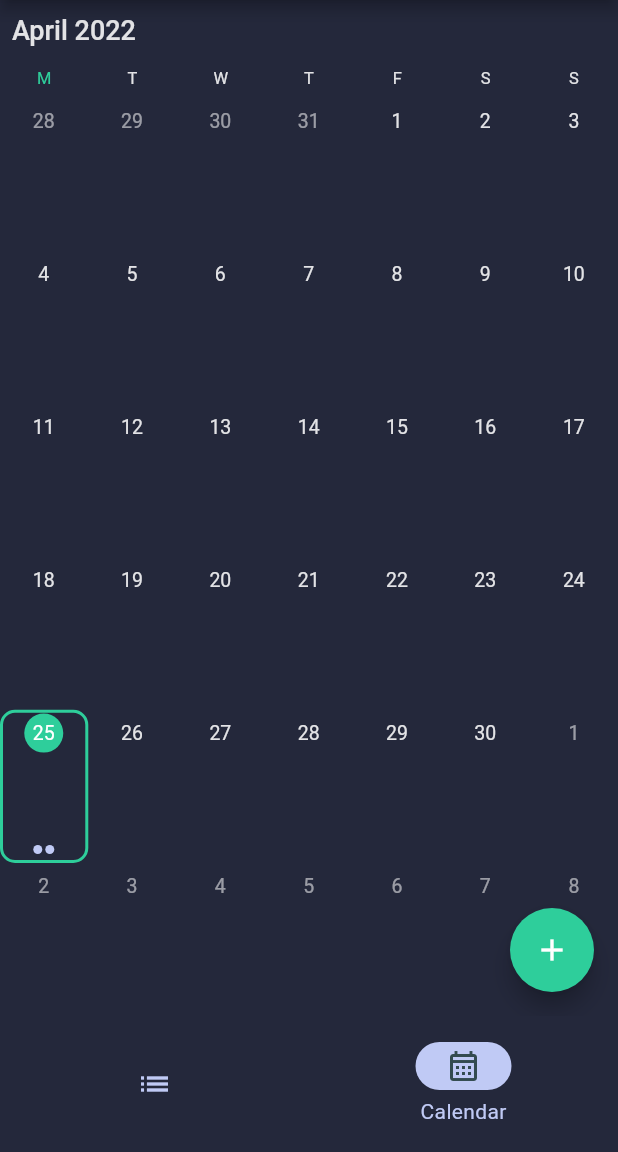
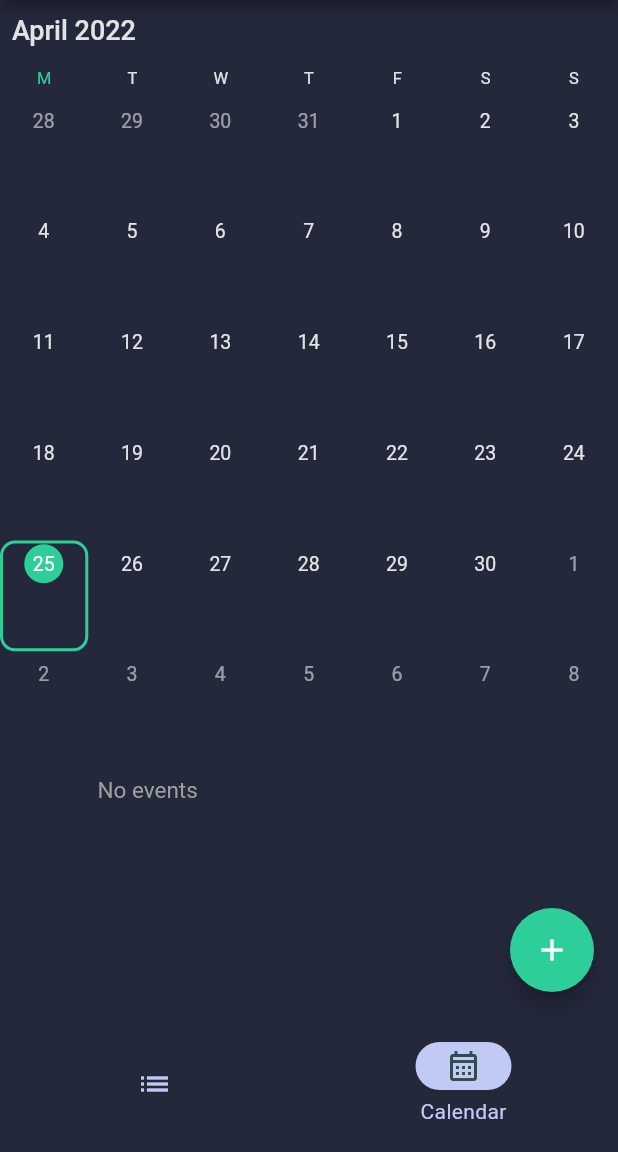
Before and after one commit to jrodriguezh/ToDoList-FlutterApplication, a Flutter app: the HomeView screen opened directly, item 2 of the bottom bar chosen, on a phone screen of 412 x 824 dp, the part 84-1236 px from its top. Run offline on Flutter 3.47's test engine with Material 2 defaults, Android fonts, the phone set to English and light mode, and no system bars; drawn by our look-alikes of syncfusion_flutter_calendar; our stand-ins replace bloc, cloud_firestore, equatable, firebase_auth, firebase_core, flutter_bloc and 2 more; missing offline and left inert: syncfusion_flutter_core; accounts and stored records are empty.

Commit message:
FirebaseCrud Calendar Started

```diff
--- a/lib/views/calendar/model/event.dart
+++ b/lib/views/calendar/model/event.dart
@@ -1,3 +1,4 @@
+import 'package:cloud_firestore/cloud_firestore.dart';
 import 'package:flutter/material.dart';
 
 class Event {
@@ -5,15 +6,42 @@ class Event {
   final String description;
   final DateTime from;
   final DateTime to;
-  final Color backgroundColor;
   final bool isAllDay;
+  final String ownerUserId;
 
   const Event({
     required this.title,
     required this.description,
     required this.from,
     required this.to,
-    this.backgroundColor = const Color(0xffc0caf5),
+    required this.ownerUserId,
     this.isAllDay = false,
   });
+
+  Map<String, dynamic> toJson() => {
+        "title": title,
+        "description": description,
+        "from": from,
+        "to": to,
+        "isAllDay": isAllDay,
+        "ownerUserId": ownerUserId,
+      };
+
+  static Event fromJson(Map<String, dynamic> json) => Event(
+      title: json["title"],
+      description: json["descripcion"],
+      from: json["from"],
+      to: json["to"],
+      ownerUserId: json["ownerUserId"]);
+
+  factory Event.fromMap(Map<dynamic, dynamic> map) {
+    return Event(
+      title: map['title'] ?? '',
+      description: map['description'] ?? '',
+      from: map['from'] ?? '',
+      to: map['to'] ?? '',
+      isAllDay: map['isAllDay'] ?? '',
+      ownerUserId: map['ownerUserId'] ?? '',
+    );
+  }
 }
--- a/lib/views/calendar/model/event_data_source.dart
+++ b/lib/views/calendar/model/event_data_source.dart
@@ -19,8 +19,5 @@ class EventDataSource extends CalendarDataSource {
   String getSubject(int index) => getEvent(index).title;
 
   @override
-  Color getColor(int index) => getEvent(index).backgroundColor;
-
-  @override
   bool isAllDay(int index) => getEvent(index).isAllDay;
 }
--- a/lib/views/calendar/provider/event_provider.dart
+++ b/lib/views/calendar/provider/event_provider.dart
@@ -1,22 +1,10 @@
+import 'package:cloud_firestore/cloud_firestore.dart';
 import 'package:touchandlist/views/calendar/model/event.dart';
 import 'package:touchandlist/utils.dart';
 import 'package:flutter/cupertino.dart';
 
 class EventProvider extends ChangeNotifier {
-  final List<Event> _events = [
-    Event(
-      title: 'Este evento es de prueba',
-      description: 'Esta descripción es de prueba',
-      from: DateTime.now(),
-      to: DateTime.now().add(const Duration(hours: 2)),
-    ),
-    Event(
-      title: 'Evento de 10 horas',
-      description: 'Descripción de evento de 10 horas',
-      from: DateTime.now(),
-      to: DateTime.now().add(const Duration(hours: 10)),
-    )
-  ];
+  final List<Event> _events = [];
 
   DateTime _selectedDate = DateTime.now();
 
@@ -56,4 +44,19 @@ class EventProvider extends ChangeNotifier {
 
     notifyListeners();
   }
+
+//realTimeRead
+  Stream<List<Event>> readEventsRealTime() => FirebaseFirestore.instance
+      .collection("events")
+      .snapshots()
+      .map((snapshot) =>
+          snapshot.docs.map((doc) => Event.fromJson(doc.data())).toList());
+
+  void readEvents() {
+    Stream<List<Event>> listaEventos = FirebaseFirestore.instance
+        .collection("events")
+        .snapshots()
+        .map((snapshot) =>
+            snapshot.docs.map((doc) => Event.fromJson(doc.data())).toList());
+  }
 }
--- a/lib/views/calendar/widget/calendar_widget.dart
+++ b/lib/views/calendar/widget/calendar_widget.dart
@@ -15,6 +15,7 @@ class CalendarWidget extends StatelessWidget {
     return SfCalendar(
       view: CalendarView.month,
       firstDayOfWeek: 1,
+      monthViewSettings: MonthViewSettings(showAgenda: true),
       dataSource: EventDataSource(events),
       initialSelectedDate: DateTime.now(),
       todayHighlightColor: const Color.fromARGB(255, 46, 206, 155),
```
Also changed, not shown: lib/services/cloud/cloud_storage_exceptions.dart (+12 -0 lines), lib/views/calendar/page/event_editing_page.dart (+13 -4 lines), lib/services/cloud/cloud_event.dart (added).
